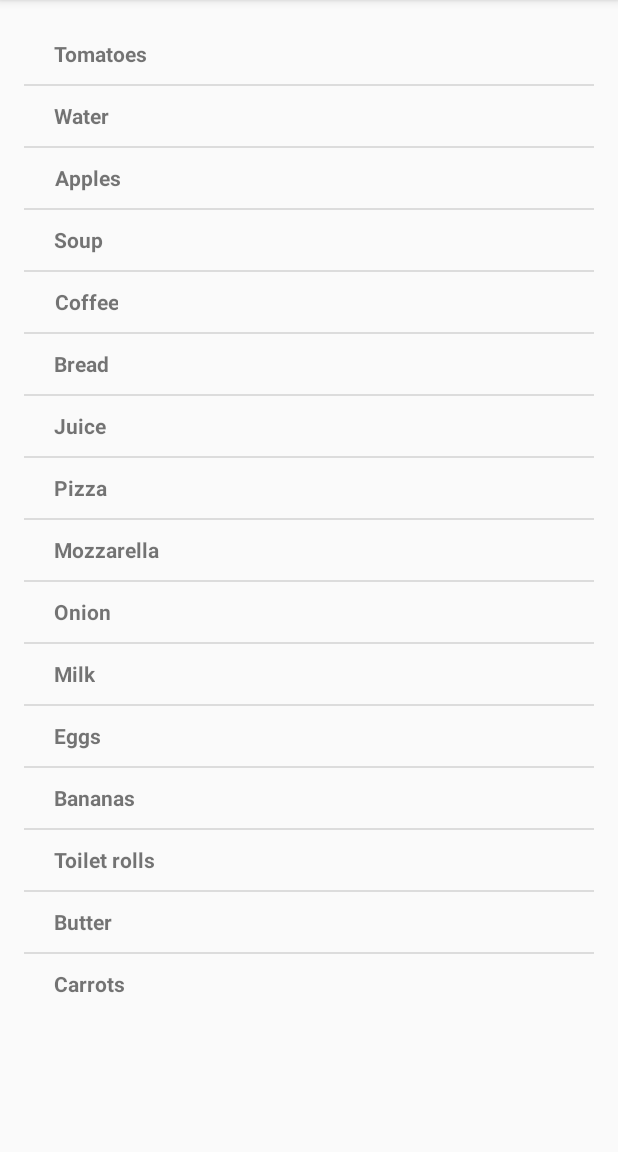
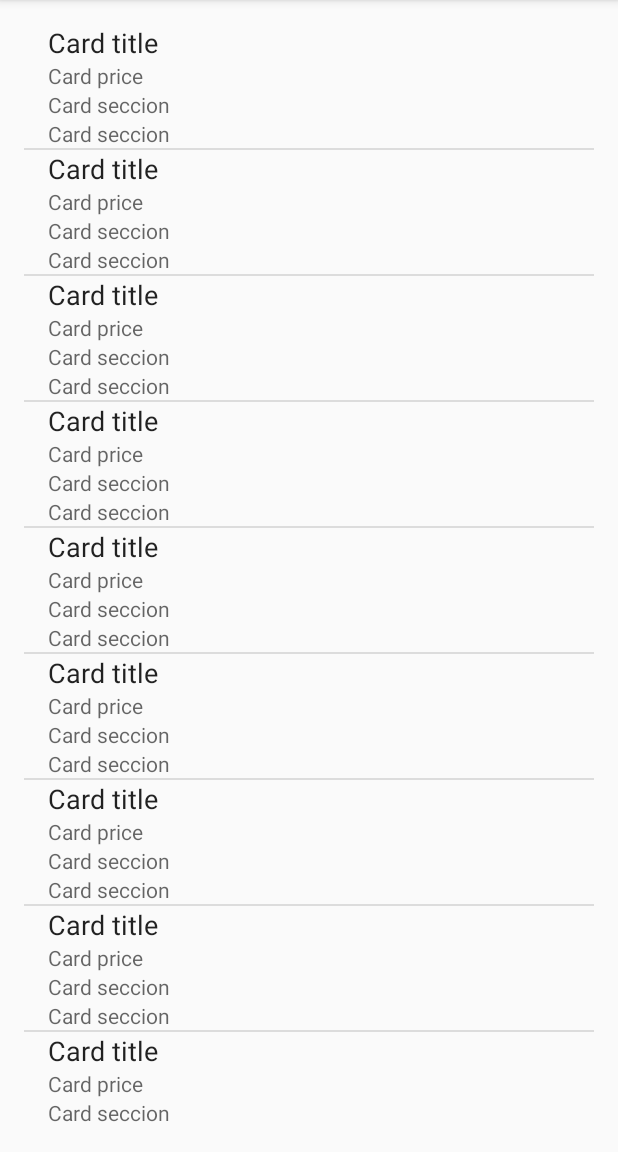
Before and after one commit to EdisonEdyDav/EstudiandoSqlite, an Android app: the screen it shows after launch (MainActivity), on a phone screen of 412 x 824 dp, the part 84-1236 px from its top. Run offline under Robolectric (Android 15) with nearby library versions, the phone set to English and light mode, and no system bars; 2 statements that could not run were skipped.

Commit message:
arreglo1

```diff
--- a/app/src/main/res/layout/item_list_shopping.xml
+++ b/app/src/main/res/layout/item_list_shopping.xml
@@ -1,21 +1,47 @@
 <?xml version="1.0" encoding="utf-8"?>
-<LinearLayout
-    xmlns:android="http://schemas.android.com/apk/res/android"
-    android:layout_width="match_parent"
-    android:layout_height="match_parent"
-    android:orientation="horizontal"
-    >
+<RelativeLayout xmlns:android="http://schemas.android.com/apk/res/android"
+    android:orientation="vertical" android:layout_width="match_parent"
+    android:layout_height="wrap_content">
+
 
     <TextView
-        android:id="@+id/shopping_tv_item_name"
+        android:id="@+id/title"
         android:layout_width="wrap_content"
-        android:layout_height="40dp"
-        android:layout_gravity="center"
-        android:gravity="center"
-        android:paddingLeft="20dp"
-        android:paddingStart="20dp"
-        android:paddingRight="20dp"
-        android:paddingEnd="20dp"
-        android:textStyle="bold"
-        />
-</LinearLayout>
+        android:layout_height="wrap_content"
+        android:text="Card title"
+        android:layout_toRightOf="@+id/thumbnail"
+        android:textAppearance="@android:style/TextAppearance.Holo.Medium"
+        android:layout_marginLeft="?android:attr/listPreferredItemPaddingLeft"/>
+
+    <TextView
+        android:id="@+id/direccion"
+        android:layout_width="wrap_content"
+        android:layout_height="wrap_content"
+        android:text="Card price"
+        android:layout_toRightOf="@+id/thumbnail"
+        android:layout_below="@+id/title"
+        android:textAppearance="@android:style/TextAppearance.Holo.Small"
+        android:layout_marginLeft="?android:attr/listPreferredItemPaddingLeft"/>
+
+    <TextView
+        android:id="@+id/seccion"
+        android:layout_width="wrap_content"
+        android:layout_height="wrap_content"
+        android:text="Card seccion"
+        android:layout_toRightOf="@+id/thumbnail"
+        android:layout_below="@+id/direccion"
+        android:textAppearance="@android:style/TextAppearance.Holo.Small"
+        android:layout_marginLeft="?android:attr/listPreferredItemPaddingLeft"/>
+
+    <TextView
+        android:id="@+id/telefono"
+        android:layout_width="wrap_content"
+        android:layout_height="wrap_content"
+        android:text="Card seccion"
+        android:layout_toRightOf="@+id/thumbnail"
+        android:layout_below="@+id/seccion"
+        android:textAppearance="@android:style/TextAppearance.Holo.Small"
+        android:layout_marginLeft="?android:attr/listPreferredItemPaddingLeft"/>
+
+
+</RelativeLayout>
```
